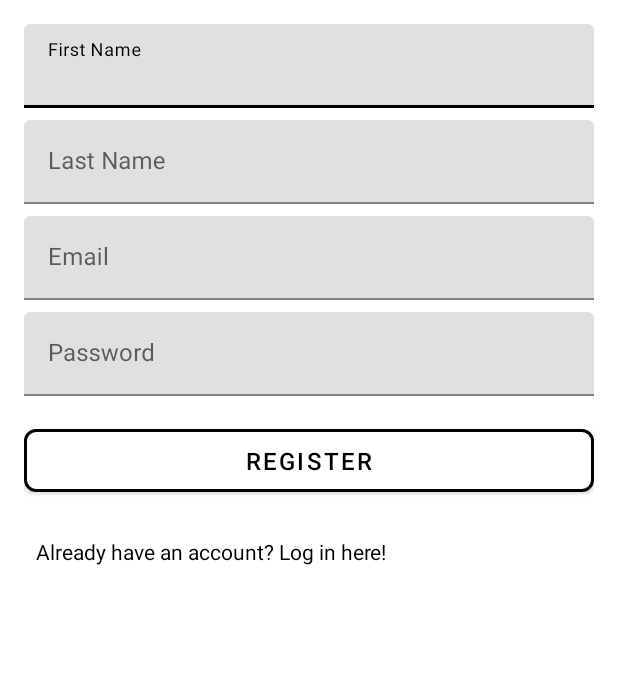
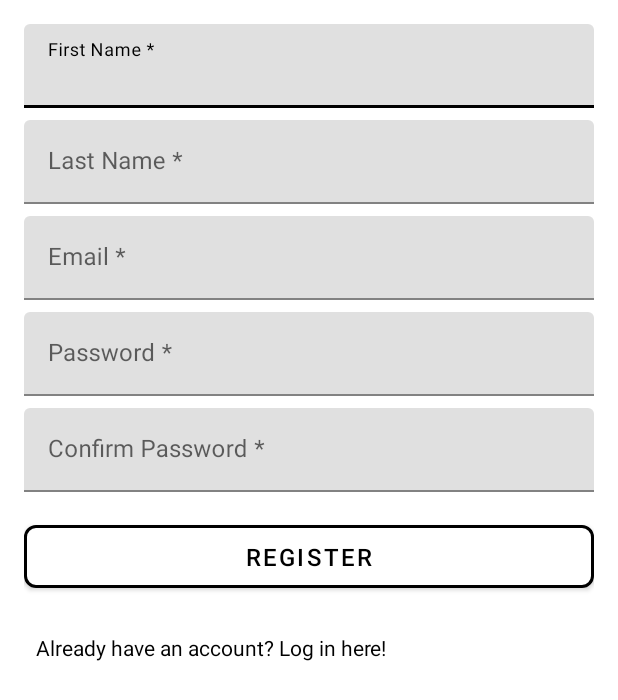
Before and after one commit to staucktion/android-first-prototype, an Android app: the screen it shows after launch (RegisterActivity), after a tap on "Don’t have an account? Register here!", on a phone screen of 412 x 824 dp. Shown: the top 700 px of the screen. Run offline under Robolectric (Android 15) with nearby library versions, the phone set to English and light mode, and no system bars; our stand-ins replace Timber; libraries missing offline, so code that uses them is left out: com.onesignal; pictures from the network do not load; 12 statements that could not run were skipped.

Commit message:
Confirm password added and warning message display changed

```diff
--- a/app/build.gradle.kts
+++ b/app/build.gradle.kts
@@ -20,7 +20,7 @@ android {
         minSdk = 33
         targetSdk = 34
         versionCode = 1
-        versionName = "1.12.1"
+        versionName = "1.13.1"
 
         testInstrumentationRunner = "androidx.test.runner.AndroidJUnitRunner"
     }
--- a/app/src/main/res/layout/activity_register.xml
+++ b/app/src/main/res/layout/activity_register.xml
@@ -10,7 +10,7 @@
     <com.google.android.material.textfield.TextInputLayout
         android:layout_width="match_parent"
         android:layout_height="wrap_content"
-        android:hint="First Name">
+        android:hint="First Name *">
         <com.google.android.material.textfield.TextInputEditText
             android:id="@+id/inputFirstName"
             android:layout_width="match_parent"
@@ -20,7 +20,7 @@
     <com.google.android.material.textfield.TextInputLayout
         android:layout_width="match_parent"
         android:layout_height="wrap_content"
-        android:hint="Last Name"
+        android:hint="Last Name *"
         android:layout_marginTop="8dp">
         <com.google.android.material.textfield.TextInputEditText
             android:id="@+id/inputLastName"
@@ -32,7 +32,7 @@
     <com.google.android.material.textfield.TextInputLayout
         android:layout_width="match_parent"
         android:layout_height="wrap_content"
-        android:hint="Email"
+        android:hint="Email *"
         android:layout_marginTop="8dp">
         <com.google.android.material.textfield.TextInputEditText
             android:id="@+id/inputEmail"
@@ -44,7 +44,7 @@
     <com.google.android.material.textfield.TextInputLayout
         android:layout_width="match_parent"
         android:layout_height="wrap_content"
-        android:hint="Password"
+        android:hint="Password *"
         android:layout_marginTop="8dp">
         <com.google.android.material.textfield.TextInputEditText
             android:id="@+id/inputPassword"
@@ -52,7 +52,17 @@
             android:layout_height="wrap_content"
             android:inputType="textPassword" />
     </com.google.android.material.textfield.TextInputLayout>
-
+    <com.google.android.material.textfield.TextInputLayout
+        android:layout_width="match_parent"
+        android:layout_height="wrap_content"
+        android:hint="Confirm Password *"
+        android:layout_marginTop="8dp">
+        <com.google.android.material.textfield.TextInputEditText
+            android:id="@+id/confirmPassword"
+            android:layout_width="match_parent"
+            android:layout_height="wrap_content"
+            android:inputType="textPassword" />
+    </com.google.android.material.textfield.TextInputLayout>
     <com.google.android.material.button.MaterialButton
         android:id="@+id/btnRegister"
         android:layout_width="match_parent"
```
Also changed, not shown: app/src/main/java/com/example/staucktion/RegisterActivity.java (+89 -29 lines).
